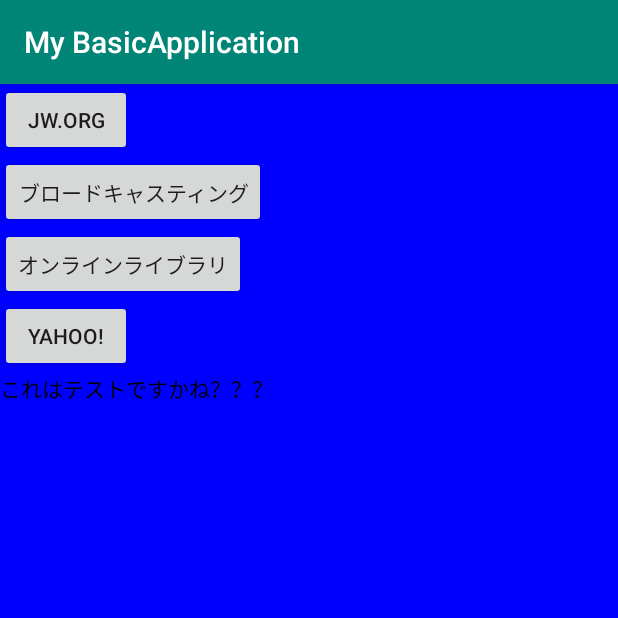
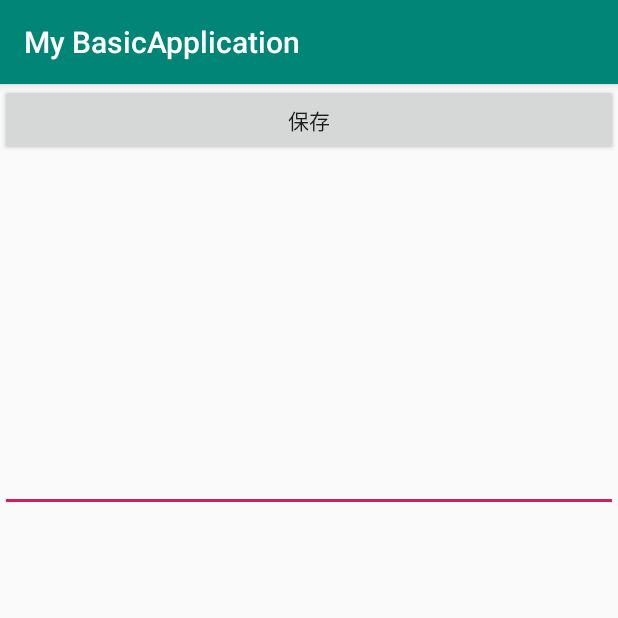
Before and after one commit to arlly/AndroidStudy, an Android app: the screen it shows after launch (MainActivity), on a phone screen of 412 x 824 dp, the top half of it. Run offline under Robolectric (Android 15) with nearby library versions, the phone set to English and light mode, and no system bars.

Commit message:
メモに保存する機能を実装した。

```diff
--- a/app/src/main/java/com/example/mybasicapplication/MainActivity.java
+++ b/app/src/main/java/com/example/mybasicapplication/MainActivity.java
@@ -1,19 +1,28 @@
 package com.example.mybasicapplication;
 
+import androidx.annotation.RequiresApi;
 import androidx.appcompat.app.AppCompatActivity;
 import androidx.fragment.app.DialogFragment;
 
 import android.app.Activity;
 import android.app.AlertDialog;
 import android.app.Dialog;
+import android.content.Context;
 import android.content.Intent;
 import android.graphics.Color;
 import android.net.Uri;
+import android.os.Build;
 import android.os.Bundle;
 import android.view.View;
 import android.widget.Button;
+import android.widget.EditText;
 import android.widget.LinearLayout;
 import android.widget.TextView;
+import android.widget.Toast;
+
+import java.io.BufferedWriter;
+import java.io.IOException;
+import java.io.OutputStreamWriter;
 
 public class MainActivity extends AppCompatActivity implements View.OnClickListener{
 
@@ -28,28 +37,32 @@ public class MainActivity extends AppCompatActivity implements View.OnClickListe
     private TextView textView;
     private final static int REQUEST_TEXT = 0;
 
+    EditText textMemo;
+
 
     @Override
     protected void onCreate(Bundle savedInstanceState) {
         super.onCreate(savedInstanceState);
-        //setContentView(R.layout.activity_main);
+        setContentView(R.layout.activity_main);
 
-        LinearLayout layout = new LinearLayout(this);
-        layout.setBackgroundColor(Color.BLUE);
-        layout.setOrientation(LinearLayout.VERTICAL);
-        setContentView(layout);
+        textMemo = findViewById(R.id.textMemo);
+    }
 
-        layout.addView(makeButton("JW.org", TAG_JWORG));
-        layout.addView(makeButton("ブロードキャスティング", TAG_VOD));
-        layout.addView(makeButton("オンラインライブラリ", TAG_OLL));
-        layout.addView(makeButton("yahoo!", TAG_WEB));
+    @RequiresApi(api = Build.VERSION_CODES.KITKAT)
+    public void saveText(View view) {
+        try(BufferedWriter writer = new BufferedWriter(new OutputStreamWriter(openFileOutput("memo.dat", Context.MODE_PRIVATE)))) {
+            writer.write(textMemo.getText().toString());
 
-        textView = new TextView(this);
-        textView.setText("これはテストですかね？？？");
-        textView.setTextColor(Color.BLACK);
-        textView.setLayoutParams(new LinearLayout.LayoutParams(WC, WC));
-        layout.addView(textView);
+            Context context = getApplicationContext();
+            CharSequence text = "保存しました!";
+            int duration = Toast.LENGTH_SHORT;
 
+            Toast toast = Toast.makeText(context, text, duration);
+            toast.show();
+
+        } catch (IOException e) {
+            e.printStackTrace();
+        }
     }
 
     /**
@@ -66,15 +79,6 @@ public class MainActivity extends AppCompatActivity implements View.OnClickListe
         button.setLayoutParams(new LinearLayout.LayoutParams(WC, WC));
         return button;
     }
-
-    /**
-     * @param view
-     */
-    public void changeLabel(View view) {
-        TextView tv = (TextView) findViewById(R.id.chage);
-        tv.setText("ありまろ！！");
-    }
-
 
 
     /**
--- a/app/src/main/res/layout/activity_main.xml
+++ b/app/src/main/res/layout/activity_main.xml
@@ -1,32 +1,22 @@
 <?xml version="1.0" encoding="utf-8"?>
-<androidx.constraintlayout.widget.ConstraintLayout xmlns:android="http://schemas.android.com/apk/res/android"
-    xmlns:app="http://schemas.android.com/apk/res-auto"
-    xmlns:tools="http://schemas.android.com/tools"
-    android:layout_width="match_parent"
-    android:layout_height="match_parent"
-    tools:context=".MainActivity">
-
-    <TextView
-        android:id="@+id/chage"
-        android:layout_width="wrap_content"
-        android:layout_height="wrap_content"
-        android:text="Hello あーりー!"
-        android:textSize="32sp"
-        app:layout_constraintBottom_toBottomOf="parent"
-        app:layout_constraintLeft_toLeftOf="parent"
-        app:layout_constraintTop_toTopOf="parent"
-        android:layout_marginLeft="101dp"
-        android:layout_marginTop="81dp"/>
+<LinearLayout xmlns:android="http://schemas.android.com/apk/res/android"
+    android:orientation="vertical" android:layout_width="match_parent"
+    android:layout_height="match_parent">
 
     <Button
-        android:id="@+id/mybottun"
-        android:onClick="changeLabel"
-        android:text="ラベルを変更"
-        android:layout_width="wrap_content"
+        android:id="@+id/btnSave"
+        android:onClick="saveText"
+        android:text="保存"
+        android:layout_width="match_parent"
         android:layout_height="wrap_content"
-        app:layout_constraintTop_toTopOf="parent"
-        app:layout_constraintLeft_toLeftOf="parent"
-        android:layout_marginLeft="138dp"
-        android:layout_marginTop="160dp" />
+         />
 
-</androidx.constraintlayout.widget.ConstraintLayout>
+    <EditText
+        android:id="@+id/textMemo"
+        android:layout_width="match_parent"
+        android:layout_height="wrap_content"
+        android:gravity="top"
+        android:inputType="textMultiLine"
+        android:lines="10" />
+
+</LinearLayout>
```
